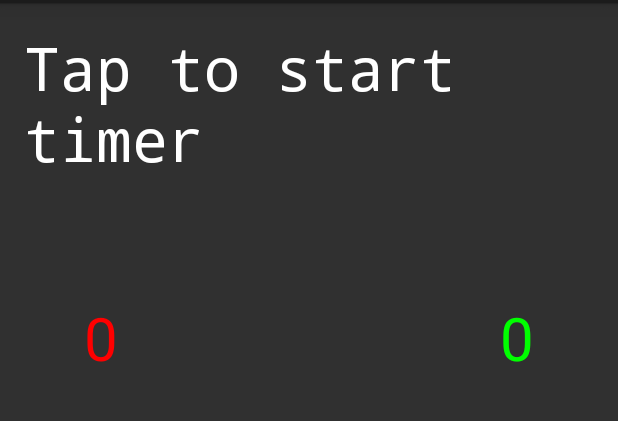
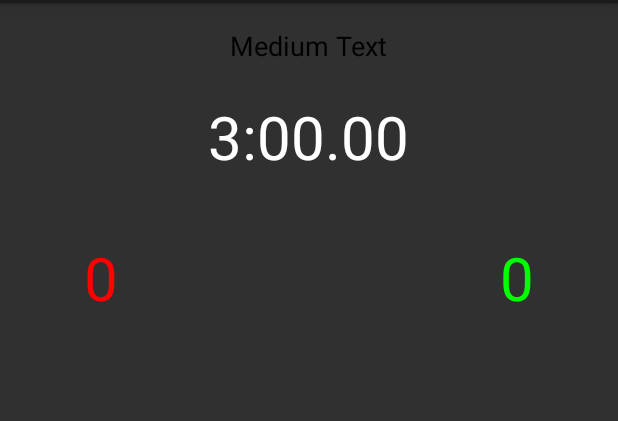
Before and after one commit to ethanmad/En-Garde, an Android app: the screen it shows after launch (MyActivity), on a phone screen of 412 x 824 dp, the part 69-490 px from its top. Run offline under Robolectric (Android 15) with nearby library versions, the phone set to English and light mode, and no system bars.

```diff
--- a/app/src/main/res/layout/activity_my.xml
+++ b/app/src/main/res/layout/activity_my.xml
@@ -18,7 +18,7 @@
         android:id="@+id/scoreOne"
         android:layout_alignParentLeft="true"
         android:layout_alignParentStart="true"
-        android:layout_marginTop="160dp"
+        android:layout_marginTop="120dp"
         android:layout_marginLeft="20dp"
         android:onClick="addScoreOne"
         android:clickable="true"
@@ -45,19 +45,30 @@
         android:padding="20dp"
         android:textColor="#00FF00" />
 
+    <!--Timer-->
     <TextView
         android:layout_width="wrap_content"
         android:layout_height="wrap_content"
         android:textAppearance="?android:attr/textAppearanceLarge"
         android:id="@+id/timer"
-        android:layout_alignParentTop="true"
-        android:layout_centerHorizontal="true"
         android:textColor="#FFFFFF"
         android:text="@string/timer_default"
         android:textSize="40dp"
         android:clickable="true"
         android:onClick="countDown"
-        android:fontFamily="monospace" />
+        android:fontFamily="Roboto"
+        android:layout_above="@+id/scoreTwo"
+        android:padding="20dp"
+        android:layout_centerHorizontal="true" />
+
+   <TextView
+        android:layout_width="wrap_content"
+        android:layout_height="wrap_content"
+        android:textAppearance="?android:attr/textAppearanceMedium"
+        android:text="Medium Text"
+        android:id="@+id/modeView"
+        android:layout_alignParentTop="true"
+        android:layout_centerHorizontal="true" />
 
     <!--Timer-->
 
--- a/app/src/main/res/values/strings.xml
+++ b/app/src/main/res/values/strings.xml
@@ -4,7 +4,7 @@
     <string name="app_name">FencingScorekeeper</string>
     <string name="hello_world">Hello world!</string>
     <string name="action_settings">Settings</string>
-    <string name="timer_default">Tap to start timer</string>
+    <string name="timer_default">3:00.00</string>
     <string name="fencer_one">One</string>
     <string name="fencer_two">Two</string>
 
```
Also changed, not shown: app/src/main/java/com/ethanmad/fencingscorekeeper/MyActivity.java (+4 -14 lines).
